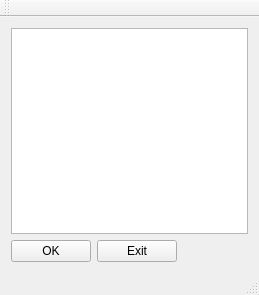
karolg89/QtModelViewTest1_repo, file mainwindow.ui: the form before one commit.
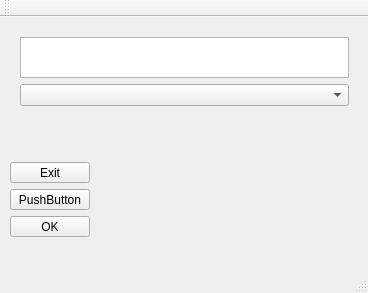
The form after the commit.

```diff
--- a/mainwindow.ui
+++ b/mainwindow.ui
@@ -6,37 +6,71 @@
    <rect>
     <x>0</x>
     <y>0</y>
-    <width>259</width>
-    <height>295</height>
+    <width>368</width>
+    <height>293</height>
    </rect>
   </property>
   <property name="windowTitle">
    <string>MainWindow</string>
   </property>
   <widget class="QWidget" name="centralWidget">
-   <layout class="QFormLayout" name="formLayout">
-    <item row="1" column="0">
-     <layout class="QHBoxLayout" name="horizontalLayout">
-      <item>
        <widget class="QPushButton" name="pushButton">
+    <property name="geometry">
+     <rect>
+      <x>10</x>
+      <y>199</y>
+      <width>80</width>
+      <height>21</height>
+     </rect>
+    </property>
         <property name="text">
          <string>OK</string>
         </property>
        </widget>
-      </item>
-      <item>
        <widget class="QPushButton" name="pushButton_2">
+    <property name="geometry">
+     <rect>
+      <x>10</x>
+      <y>145</y>
+      <width>80</width>
+      <height>21</height>
+     </rect>
+    </property>
         <property name="text">
          <string>Exit</string>
         </property>
        </widget>
-      </item>
-     </layout>
-    </item>
-    <item row="0" column="0" colspan="2">
+   <widget class="QPushButton" name="pushButton_3">
+    <property name="geometry">
+     <rect>
+      <x>10</x>
+      <y>172</y>
+      <width>80</width>
+      <height>21</height>
+     </rect>
+    </property>
+    <property name="text">
+     <string>PushButton</string>
+    </property>
+   </widget>
+   <widget class="QWidget" name="">
+    <property name="geometry">
+     <rect>
+      <x>9</x>
+      <y>9</y>
+      <width>351</width>
+      <height>91</height>
+     </rect>
+    </property>
+    <layout class="QVBoxLayout" name="verticalLayout">
+     <item>
      <widget class="QListView" name="listView"/>
     </item>
-   </layout>
+     <item>
+      <widget class="QComboBox" name="comboBox"/>
+     </item>
+    </layout>
+   </widget>
    <zorder>listView</zorder>
    <zorder>pushButton</zorder>
    <zorder>listView</zorder>
```
Left out of the diff: 4 changed lines with no effect on the pictures. Lines whose indentation alone changed are shown as unchanged.
